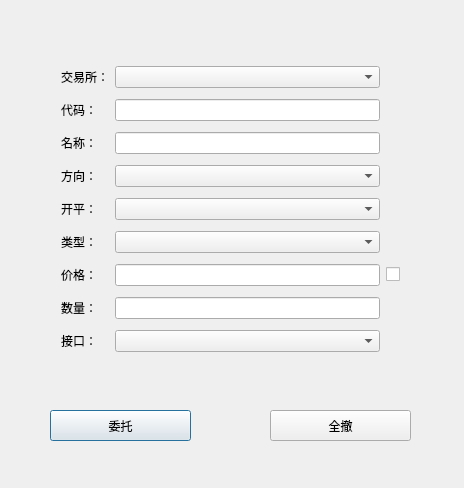
Old version of the form QCTrader/CTPConnectWidgets.ui in the repository yuanhuei/trader.
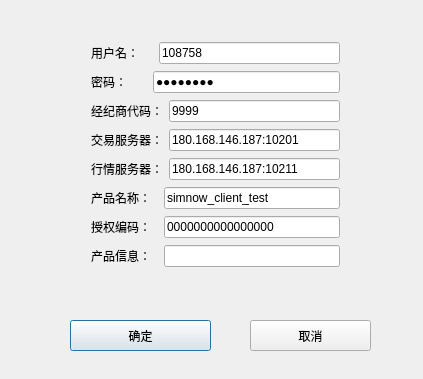
New version of the form.

Patch:
```diff
--- a/QCTrader/CTPConnectWidgets.ui
+++ b/QCTrader/CTPConnectWidgets.ui
@@ -6,155 +6,209 @@
    <rect>
     <x>0</x>
     <y>0</y>
-    <width>464</width>
-    <height>488</height>
+    <width>423</width>
+    <height>379</height>
    </rect>
   </property>
+  <property name="sizePolicy">
+   <sizepolicy hsizetype="Preferred" vsizetype="Preferred">
+    <horstretch>0</horstretch>
+    <verstretch>0</verstretch>
+   </sizepolicy>
+  </property>
+  <property name="minimumSize">
+   <size>
+    <width>0</width>
+    <height>0</height>
+   </size>
+  </property>
+  <property name="maximumSize">
+   <size>
+    <width>1000</width>
+    <height>1000</height>
+   </size>
+  </property>
   <property name="windowTitle">
    <string>CTP连接</string>
   </property>
   <widget class="QPushButton" name="SendOrderButton">
    <property name="geometry">
     <rect>
-     <x>50</x>
-     <y>410</y>
+     <x>70</x>
+     <y>320</y>
      <width>141</width>
      <height>31</height>
     </rect>
    </property>
    <property name="text">
-    <string>委托</string>
+    <string>确定</string>
    </property>
   </widget>
   <widget class="QPushButton" name="CancelOrderButton">
    <property name="geometry">
     <rect>
-     <x>270</x>
-     <y>410</y>
-     <width>141</width>
+     <x>250</x>
+     <y>320</y>
+     <width>121</width>
      <height>31</height>
     </rect>
    </property>
    <property name="text">
-    <string>全撤</string>
+    <string>取消</string>
    </property>
   </widget>
   <widget class="QWidget" name="">
    <property name="geometry">
     <rect>
-     <x>50</x>
-     <y>50</y>
-     <width>361</width>
-     <height>321</height>
+     <x>80</x>
+     <y>30</y>
+     <width>271</width>
+     <height>251</height>
     </rect>
    </property>
-   <layout class="QGridLayout" name="gridLayout">
-    <item row="0" column="0">
+   <layout class="QVBoxLayout" name="verticalLayout">
+    <item>
+     <layout class="QHBoxLayout" name="horizontalLayout">
+      <item>
      <widget class="QLabel" name="label">
       <property name="text">
-       <string>交易所：</string>
+         <string>用户名：    </string>
       </property>
      </widget>
     </item>
-    <item row="0" column="1">
-     <widget class="QComboBox" name="comboBox_exchange">
-      <property name="editable">
-       <bool>false</bool>
-      </property>
-      <property name="currentText">
-       <string/>
-      </property>
-      <property name="currentIndex">
-       <number>-1</number>
-      </property>
-     </widget>
-    </item>
-    <item row="1" column="0">
+      <item>
+       <widget class="QLineEdit" name="lineEdit">
+        <property name="text">
+         <string>108758</string>
+        </property>
+       </widget>
+      </item>
+     </layout>
+    </item>
+    <item>
+     <layout class="QHBoxLayout" name="horizontalLayout_2">
+      <item>
      <widget class="QLabel" name="label_2">
       <property name="text">
-       <string>代码：</string>
+         <string>密码：      </string>
       </property>
      </widget>
     </item>
-    <item row="1" column="1">
-     <widget class="QLineEdit" name="lineEdit_code"/>
-    </item>
-    <item row="2" column="0">
+      <item>
+       <widget class="QLineEdit" name="lineEdit_2">
+        <property name="text">
+         <string>yh197687</string>
+        </property>
+        <property name="echoMode">
+         <enum>QLineEdit::PasswordEchoOnEdit</enum>
+        </property>
+       </widget>
+      </item>
+     </layout>
+    </item>
+    <item>
+     <layout class="QHBoxLayout" name="horizontalLayout_3">
+      <item>
      <widget class="QLabel" name="label_3">
       <property name="text">
-       <string>名称：</string>
+         <string>经纪商代码：</string>
       </property>
      </widget>
     </item>
-    <item row="2" column="1">
-     <widget class="QLineEdit" name="lineEdit_name"/>
-    </item>
-    <item row="3" column="0">
+      <item>
+       <widget class="QLineEdit" name="lineEdit_3">
+        <property name="text">
+         <string>9999</string>
+        </property>
+       </widget>
+      </item>
+     </layout>
+    </item>
+    <item>
+     <layout class="QHBoxLayout" name="horizontalLayout_4">
+      <item>
      <widget class="QLabel" name="label_4">
       <property name="text">
-       <string>方向：</string>
+         <string>交易服务器：</string>
       </property>
      </widget>
     </item>
-    <item row="3" column="1">
-     <widget class="QComboBox" name="comboBox_direction"/>
-    </item>
-    <item row="4" column="0">
+      <item>
+       <widget class="QLineEdit" name="lineEdit_4">
+        <property name="text">
+         <string>180.168.146.187:10201</string>
+        </property>
+       </widget>
+      </item>
+     </layout>
+    </item>
+    <item>
+     <layout class="QHBoxLayout" name="horizontalLayout_5">
+      <item>
      <widget class="QLabel" name="label_5">
       <property name="text">
-       <string>开平：</string>
+         <string>行情服务器：</string>
       </property>
      </widget>
     </item>
-    <item row="4" column="1">
-     <widget class="QComboBox" name="comboBox_offset"/>
-    </item>
-    <item row="5" column="0">
+      <item>
+       <widget class="QLineEdit" name="lineEdit_5">
+        <property name="text">
+         <string>180.168.146.187:10211</string>
+        </property>
+       </widget>
+      </item>
+     </layout>
+    </item>
+    <item>
+     <layout class="QHBoxLayout" name="horizontalLayout_6">
+      <item>
      <widget class="QLabel" name="label_6">
       <property name="text">
-       <string>类型：</string>
+         <string>产品名称：  </string>
       </property>
      </widget>
     </item>
-    <item row="5" column="1">
-     <widget class="QComboBox" name="comboBox_ordertypy"/>
-    </item>
-    <item row="6" column="0">
+      <item>
+       <widget class="QLineEdit" name="lineEdit_6">
+        <property name="text">
+         <string>simnow_client_test</string>
+        </property>
+       </widget>
+      </item>
+     </layout>
+    </item>
+    <item>
+     <layout class="QHBoxLayout" name="horizontalLayout_7">
+      <item>
      <widget class="QLabel" name="label_7">
       <property name="text">
-       <string>价格：</string>
+         <string>授权编码：  </string>
       </property>
      </widget>
     </item>
-    <item row="6" column="1">
-     <widget class="QLineEdit" name="lineEdit_price"/>
-    </item>
-    <item row="6" column="2">
-     <widget class="QCheckBox" name="checkBox">
+      <item>
+       <widget class="QLineEdit" name="lineEdit_7">
       <property name="text">
-       <string/>
+         <string>0000000000000000</string>
       </property>
      </widget>
     </item>
-    <item row="7" column="0">
+     </layout>
+    </item>
+    <item>
+     <layout class="QHBoxLayout" name="horizontalLayout_8">
+      <item>
      <widget class="QLabel" name="label_8">
       <property name="text">
-       <string>数量：</string>
+         <string>产品信息：  </string>
       </property>
      </widget>
     </item>
-    <item row="7" column="1">
-     <widget class="QLineEdit" name="lineEdit_4"/>
-    </item>
-    <item row="8" column="0">
-     <widget class="QLabel" name="label_9">
-      <property name="text">
-       <string>接口：</string>
-      </property>
-     </widget>
-    </item>
-    <item row="8" column="1">
-     <widget class="QComboBox" name="comboBox_gateway"/>
+      <item>
+       <widget class="QLineEdit" name="lineEdit_8"/>
+      </item>
+     </layout>
     </item>
    </layout>
   </widget>
```
Left out of the diff: 16 changed lines with no effect on the pictures. Lines whose indentation alone changed are shown as unchanged.
